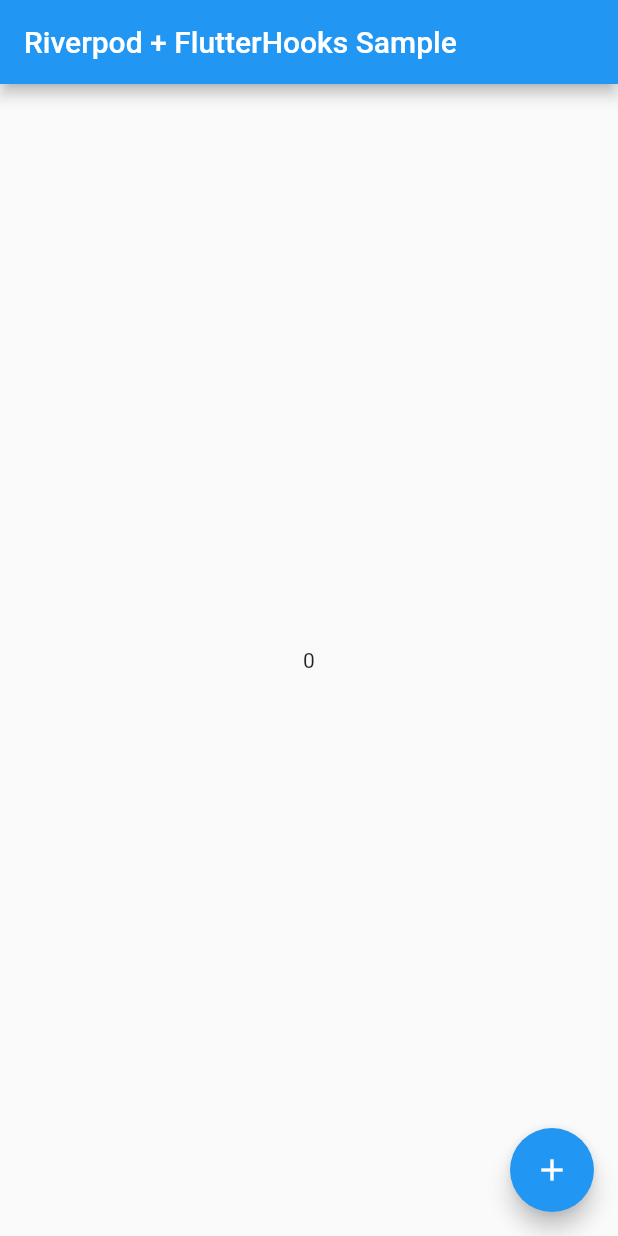
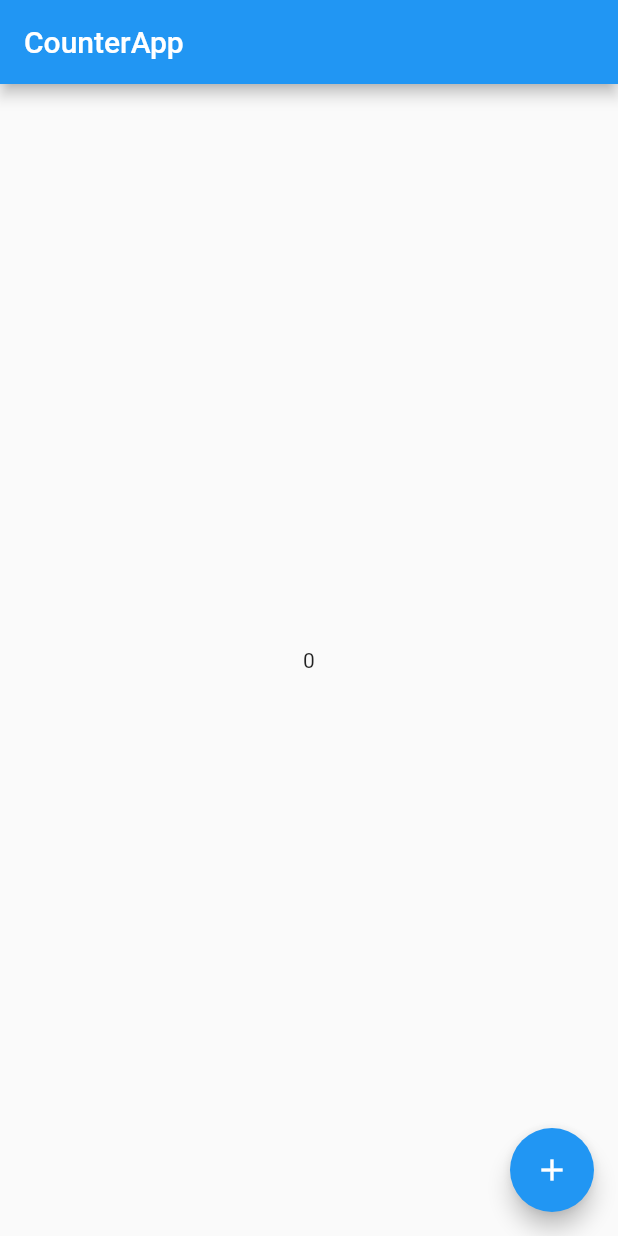
Before and after one commit to karamage/riverpod_flutterhooks_example, a Flutter app: the screen it shows after launch, on a phone screen of 412 x 824 dp. Run offline on Flutter 3.47's test engine with Material 2 defaults, Android fonts, the phone set to English and light mode, and no system bars; our stand-ins replace flutter_hooks, hooks_riverpod, state_notifier.

Commit message:
CounterApp example for Flutter Hooks + Riverpod.

```diff
--- a/lib/main.dart
+++ b/lib/main.dart
@@ -1,39 +1,41 @@
 import 'package:flutter/material.dart';
+import 'package:hooks_riverpod/hooks_riverpod.dart';
 import 'package:flutter_hooks/flutter_hooks.dart';
+import 'package:state_notifier/state_notifier.dart';
 
-void main() => runApp(CounterApp());
+final counterProvider = StateNotifierProvider((_) => Counter());
 
-class CounterApp extends StatelessWidget {
+class Counter extends StateNotifier<int> {
+  Counter() : super(0);
+  void increment() => state++;
+}
+
+void main() {
+  runApp(
+    ProviderScope(
+      child: CounterApp(),
+    ),
+  );
+}
+
+// Note: CounterApp is a HookWidget, from flutter_hooks.
+class CounterApp extends HookWidget {
   @override
   Widget build(BuildContext context) {
+    final state = useProvider(counterProvider.state);
+    final counter = useProvider(counterProvider);
+
     return MaterialApp(
-      title: 'Demo',
-      theme: ThemeData(
-        primarySwatch: Colors.blue,
+      home: Scaffold(
+        appBar: AppBar(title: Text('CounterApp')),
+        body: Center(
+          child: Text(state.toString()),
+        ),
+        floatingActionButton: FloatingActionButton(
+          onPressed:() => counter.increment(),
+          child: Icon(Icons.add),
+        ), // This trailing comma makes auto-formatting nicer for build methods.
       ),
-      home: MyHomePage(title: 'Riverpod + FlutterHooks Sample'),
     );
   }
 }
-
-class MyHomePage extends HookWidget {
-  MyHomePage({Key key, this.title}) : super(key: key);
-  final String title;
-
-  @override
-  Widget build(BuildContext context) {
-    final counter = useState(0);
-    return Scaffold(
-      appBar: AppBar(
-        title: Text(title),
-      ),
-      body: Center(
-        child: Text(counter.value.toString()),
-      ),
-      floatingActionButton: FloatingActionButton(
-        onPressed: () => counter.value++,
-        child: Icon(Icons.add),
-      ), // This trailing comma makes auto-formatting nicer for build methods.
-    );
-  }
-}
--- a/pubspec.yaml
+++ b/pubspec.yaml
@@ -19,12 +19,14 @@ version: 1.0.0+1
 
 environment:
   sdk: ">=2.7.0 <3.0.0"
+  flutter: ">= 1.17.0"
 
 dependencies:
   flutter:
     sdk: flutter
+  flutter_hooks: ^0.11.0
   hooks_riverpod: ^0.5.1
-  flutter_hooks: ^0.12.0
+  state_notifier: ^0.5.0
 
 
   # The following adds the Cupertino Icons font to your application.
```
Also changed, not shown: pubspec.lock.
